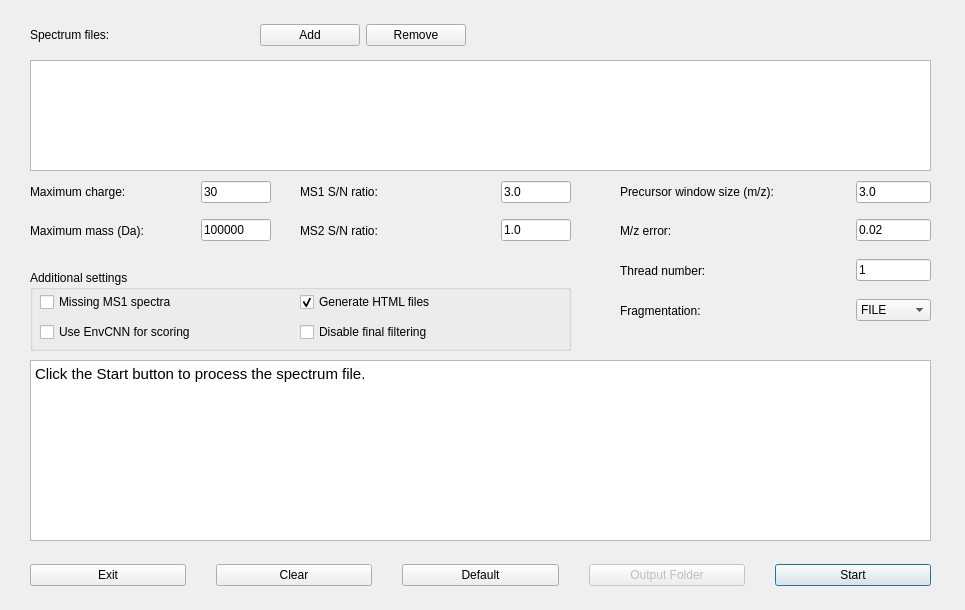
First picture: the form in src/gui/topfd/topfddialog.ui, repository toppic-suite/toppic-suite, before the edit.
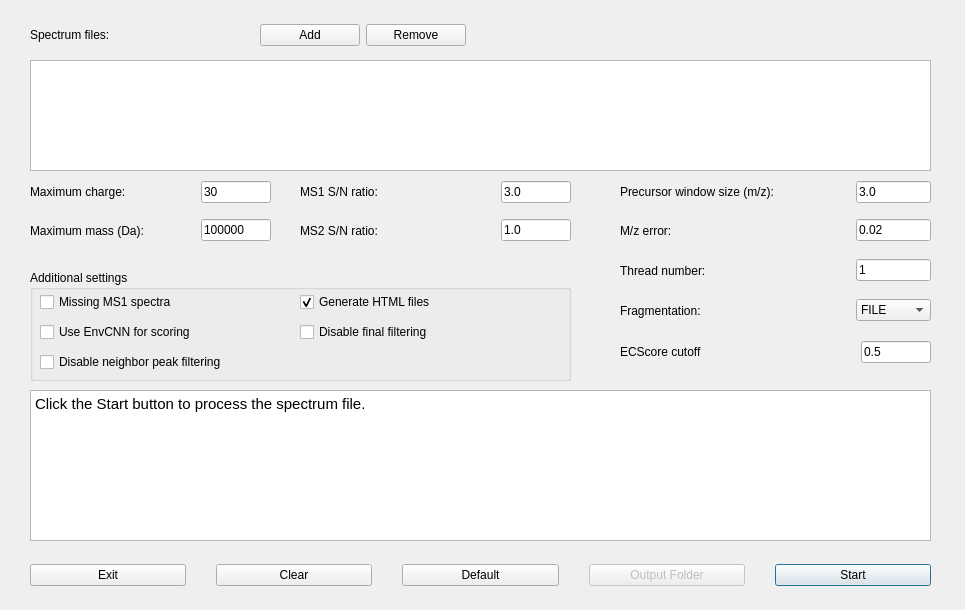
Second picture: the form after the edit. Icons and pictures are not drawn.

Patch:
```diff
--- a/src/gui/topfd/topfddialog.ui
+++ b/src/gui/topfd/topfddialog.ui
@@ -489,17 +489,20 @@
     <property name="geometry">
      <rect>
       <x>30</x>
-      <y>360</y>
+      <y>390</y>
       <width>901</width>
-      <height>181</height>
+      <height>151</height>
      </rect>
     </property>
     <property name="html">
      <string>&lt;!DOCTYPE HTML PUBLIC &quot;-//W3C//DTD HTML 4.0//EN&quot; &quot;http://www.w3.org/TR/REC-html40/strict.dtd&quot;&gt;
-&lt;html&gt;&lt;head&gt;&lt;meta name=&quot;qrichtext&quot; content=&quot;1&quot; /&gt;&lt;style type=&quot;text/css&quot;&gt;
+&lt;html&gt;&lt;head&gt;&lt;meta name=&quot;qrichtext&quot; content=&quot;1&quot; /&gt;&lt;meta charset=&quot;utf-8&quot; /&gt;&lt;style type=&quot;text/css&quot;&gt;
 p, li { white-space: pre-wrap; }
-&lt;/style&gt;&lt;/head&gt;&lt;body style=&quot; font-family:'Ubuntu'; font-size:11pt; font-weight:400; font-style:normal;&quot;&gt;
-&lt;p style=&quot; margin-top:0px; margin-bottom:0px; margin-left:0px; margin-right:0px; -qt-block-indent:0; text-indent:0px;&quot;&gt;&lt;span style=&quot; font-family:'Cantarell';&quot;&gt;Click the Start button to process the spectrum file.&lt;/span&gt;&lt;/p&gt;&lt;/body&gt;&lt;/html&gt;</string>
+hr { height: 1px; border-width: 0; }
+li.unchecked::marker { content: &quot;\2610&quot;; }
+li.checked::marker { content: &quot;\2612&quot;; }
+&lt;/style&gt;&lt;/head&gt;&lt;body style=&quot; font-family:'Segoe UI'; font-size:9pt; font-weight:400; font-style:normal;&quot;&gt;
+&lt;p style=&quot; margin-top:0px; margin-bottom:0px; margin-left:0px; margin-right:0px; -qt-block-indent:0; text-indent:0px;&quot;&gt;&lt;span style=&quot; font-family:'Cantarell'; font-size:11pt;&quot;&gt;Click the Start button to process the spectrum file.&lt;/span&gt;&lt;/p&gt;&lt;/body&gt;&lt;/html&gt;</string>
     </property>
    </widget>
    <widget class="QWidget" name="horizontalLayoutWidget_9">
@@ -594,7 +597,7 @@
       <x>30</x>
       <y>270</y>
       <width>541</width>
-      <height>81</height>
+      <height>111</height>
      </rect>
     </property>
     <property name="title">
@@ -718,6 +721,78 @@
       </item>
      </layout>
     </widget>
+    <widget class="QWidget" name="horizontalLayoutWidget_16">
+     <property name="geometry">
+      <rect>
+       <x>10</x>
+       <y>80</y>
+       <width>201</width>
+       <height>25</height>
+      </rect>
+     </property>
+     <layout class="QHBoxLayout" name="horizontalLayout_15">
+      <item>
+       <widget class="QCheckBox" name="disableNieghborFilteringCheckBox">
+        <property name="acceptDrops">
+         <bool>false</bool>
+        </property>
+        <property name="text">
+         <string>Disable neighbor peak filtering</string>
+        </property>
+        <property name="checkable">
+         <bool>true</bool>
+        </property>
+        <property name="checked">
+         <bool>false</bool>
+        </property>
+       </widget>
+      </item>
+     </layout>
+    </widget>
+   </widget>
+   <widget class="QWidget" name="horizontalLayoutWidget_6">
+    <property name="geometry">
+     <rect>
+      <x>620</x>
+      <y>330</y>
+      <width>311</width>
+      <height>44</height>
+     </rect>
+    </property>
+    <layout class="QHBoxLayout" name="horizontalLayout_17">
+     <item>
+      <widget class="QLabel" name="label_11">
+       <property name="minimumSize">
+        <size>
+         <width>110</width>
+         <height>0</height>
+        </size>
+       </property>
+       <property name="text">
+        <string>ECScore cutoff</string>
+       </property>
+      </widget>
+     </item>
+     <item alignment="Qt::AlignRight">
+      <widget class="QLineEdit" name="ecscore_cutoff">
+       <property name="minimumSize">
+        <size>
+         <width>0</width>
+         <height>0</height>
+        </size>
+       </property>
+       <property name="maximumSize">
+        <size>
+         <width>70</width>
+         <height>16777215</height>
+        </size>
+       </property>
+       <property name="text">
+        <string>0.5</string>
+       </property>
+      </widget>
+     </item>
+    </layout>
    </widget>
    <zorder>listWidget</zorder>
    <zorder>horizontalLayoutWidget</zorder>
```
Left out of the diff: 1 changed line with no effect on the pictures.
